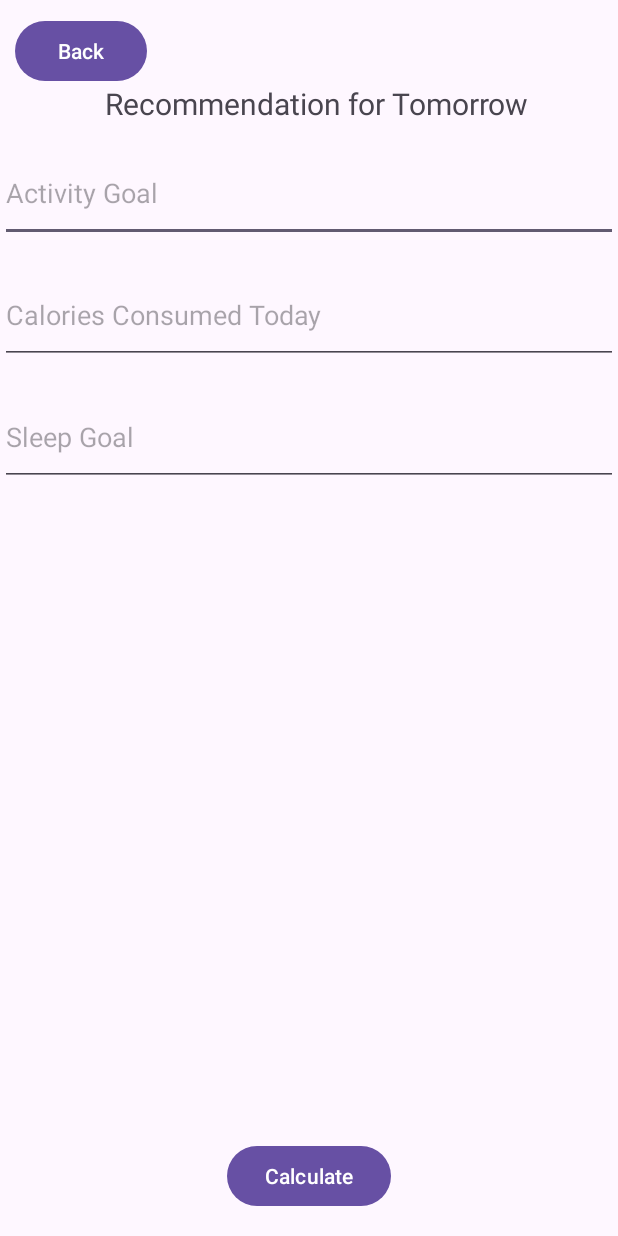
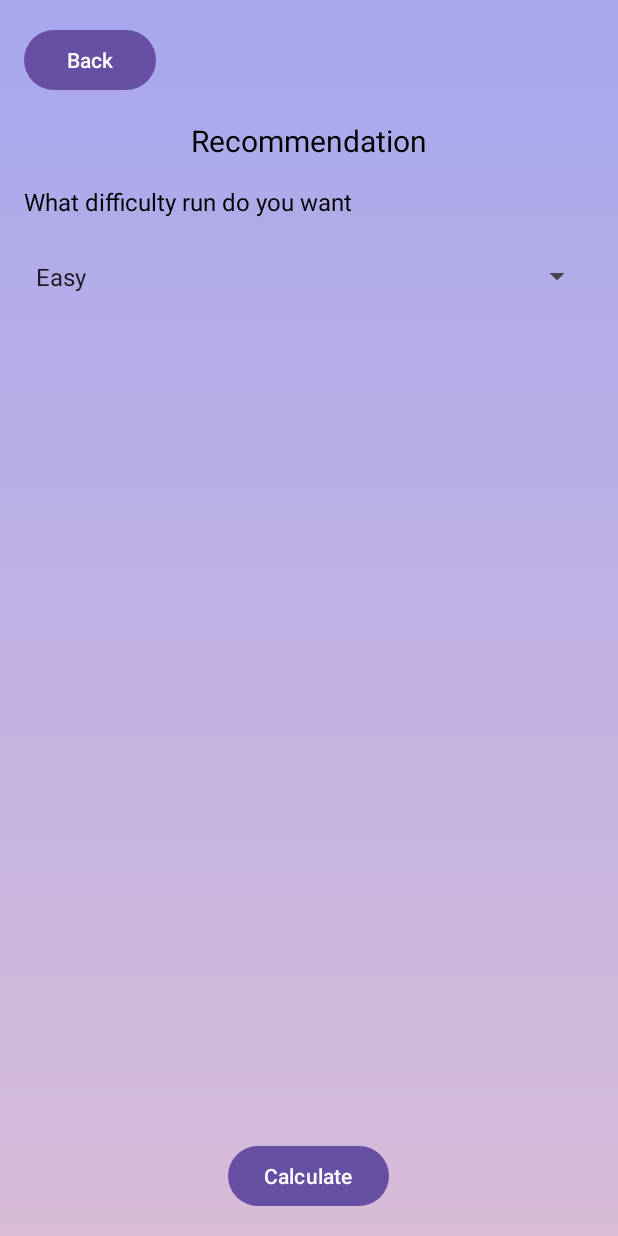
Before and after one commit to ddavidd-lim/Helth, an Android app: the RecommendationActivity screen opened directly, with no data from a screen before it, on a phone screen of 412 x 824 dp. Run offline under Robolectric (Android 15) with nearby library versions, the phone set to English and light mode, and no system bars.

Commit message:
Modified RecommendationActivity

```diff
--- a/app/src/main/java/com/cs125/helth/RecommendationActivity.java
+++ b/app/src/main/java/com/cs125/helth/RecommendationActivity.java
@@ -2,7 +2,9 @@ package com.cs125.helth;
 
 import androidx.appcompat.app.AppCompatActivity;
 
+import android.content.Intent;
 import android.os.Bundle;
+import android.widget.Button;
 
 public class RecommendationActivity extends AppCompatActivity {
 
@@ -10,5 +12,22 @@ public class RecommendationActivity extends AppCompatActivity {
     protected void onCreate(Bundle savedInstanceState) {
         super.onCreate(savedInstanceState);
         setContentView(R.layout.activity_recommendation);
+
+        Button back = (Button) findViewById(R.id.back_button);
+        back.setOnClickListener(view -> calculate());
+
+        Button calculate = (Button) findViewById(R.id.calculate_button);
+        calculate.setOnClickListener(view -> calculate());
+    }
+
+    public void back() {
+        finish();
+        Intent NewPage = new Intent(RecommendationActivity.this, WelcomeActivity.class);
+        startActivity(NewPage);
+    }
+    public void calculate() {
+        finish();
+        Intent NewPage = new Intent(RecommendationActivity.this, WelcomeActivity.class);
+        startActivity(NewPage);
     }
 }
--- a/app/src/main/java/com/cs125/helth/WelcomeActivity.java
+++ b/app/src/main/java/com/cs125/helth/WelcomeActivity.java
@@ -14,6 +14,9 @@ public class WelcomeActivity extends AppCompatActivity {
 
         Button logout = (Button) findViewById(R.id.logout_button);
         logout.setOnClickListener(view -> logout());
+
+        Button recommend = (Button) findViewById(R.id.recommend_button);
+        recommend.setOnClickListener(view -> recommend());
     }
 
     public void logout() {
@@ -21,4 +24,10 @@ public class WelcomeActivity extends AppCompatActivity {
         Intent PersonalInfoPage = new Intent(WelcomeActivity.this, LoginActivity.class);
         startActivity(PersonalInfoPage);
     }
+    public void recommend() {
+        finish();
+        Intent PersonalInfoPage = new Intent(WelcomeActivity.this, RecommendationActivity.class);
+        startActivity(PersonalInfoPage);
+    }
+
 }
--- a/app/src/main/res/layout/activity_recommendation.xml
+++ b/app/src/main/res/layout/activity_recommendation.xml
@@ -1,77 +1,53 @@
 <?xml version="1.0" encoding="utf-8"?>
 <RelativeLayout xmlns:android="http://schemas.android.com/apk/res/android"
     android:layout_width="match_parent"
-    android:layout_height="match_parent">
-
+    android:layout_height="match_parent"
+    android:background="@drawable/gradient_background"
+    android:padding="16dp">
 
     <Button
         android:id="@+id/back_button"
         android:layout_width="wrap_content"
         android:layout_height="wrap_content"
+        android:text="Back"
         android:layout_alignParentStart="true"
-        android:layout_alignParentTop="true"
-        android:layout_marginStart="10dp"
-        android:layout_marginTop="10dp"
-        android:text="Back" />
+        android:layout_marginBottom="16dp" />
 
     <TextView
         android:id="@+id/title"
         android:layout_width="wrap_content"
         android:layout_height="wrap_content"
-        android:layout_alignParentTop="true"
+        android:text="Recommendation"
+        android:textSize="20sp"
+        android:textColor="#000000"
         android:layout_centerHorizontal="true"
-        android:layout_marginLeft="-28dp"
-        android:layout_marginTop="55dp"
-        android:layout_toRightOf="@id/back_button"
-        android:text="Recommendation for Tomorrow"
-        android:textSize="20sp" />
+        android:layout_below="@id/back_button"
+        android:layout_marginBottom="16dp" />
 
-    <LinearLayout
-        android:layout_width="match_parent"
-        android:layout_height="325dp"
-        android:layout_alignParentStart="true"
-        android:layout_alignParentTop="true"
-        android:layout_marginStart="0dp"
-        android:layout_marginTop="80dp"
-        android:orientation="vertical">
+    <TextView
+        android:id="@+id/difficulty_label"
+        android:layout_width="wrap_content"
+        android:layout_height="wrap_content"
+        android:text="What difficulty run do you want"
+        android:textSize="16sp"
+        android:textColor="#000000"
+        android:layout_below="@id/title"
+        android:layout_marginBottom="8dp" />
 
-        <EditText
-            android:id="@+id/activity_goal"
-            android:layout_width="match_parent"
-            android:layout_height="65dp"
-            android:layout_marginTop="16dp"
-            android:layout_marginEnd="0dp"
-            android:hint="Activity Goal" />
-
-        <EditText
-            android:id="@+id/calories_consumed"
-            android:layout_width="match_parent"
-            android:layout_height="65dp"
-            android:layout_marginTop="16dp"
-            android:hint="Calories Consumed Today" />
-
-        <EditText
-            android:id="@+id/sleep_goal"
-            android:layout_width="match_parent"
-            android:layout_height="65dp"
-            android:layout_marginTop="16dp"
-            android:hint="Sleep Goal" /> <!-- Adjust the marginTop value to increase or decrease spacing -->
-
-        <!-- Adjust the marginTop value to increase or decrease spacing -->
-
-    </LinearLayout>
+    <Spinner
+        android:id="@+id/difficulty_spinner"
+        android:layout_width="379dp"
+        android:layout_height="62dp"
+        android:layout_below="@id/difficulty_label"
+        android:layout_marginBottom="16dp"
+        android:entries="@array/difficulty_array" />
 
     <Button
         android:id="@+id/calculate_button"
         android:layout_width="wrap_content"
         android:layout_height="wrap_content"
-        android:layout_alignParentStart="true"
-        android:layout_alignParentEnd="true"
         android:layout_alignParentBottom="true"
         android:layout_centerInParent="true"
-        android:layout_marginStart="151dp"
-        android:layout_marginEnd="151dp"
-        android:layout_marginBottom="16dp"
         android:text="Calculate" />
 
 </RelativeLayout>
--- a/app/src/main/res/layout/activity_welcome.xml
+++ b/app/src/main/res/layout/activity_welcome.xml
@@ -259,9 +259,11 @@
     </ScrollView>
 
     <Button
-        android:layout_width="match_parent"
+        android:id="@+id/recommend_button"
+        android:layout_width="wrap_content"
         android:layout_height="wrap_content"
-        android:text="Recommend Run"
-        android:layout_alignParentBottom="true" />
+        android:layout_alignParentBottom="true"
+        android:layout_centerInParent="true"
+        android:text="Recommend Run" />
 
 </RelativeLayout>
--- a/app/src/main/res/values/strings.xml
+++ b/app/src/main/res/values/strings.xml
@@ -6,6 +6,11 @@
         <item>Other</item>
         <!-- Add more options as needed -->
     </string-array>
+    <string-array name="difficulty_array">
+        <item>Easy</item>
+        <item>Medium</item>
+        <item>Hard</item>
+    </string-array>
     <string name="main_page">Welcome User</string>
     <string name="back_button">Logout</string>
 </resources>
```
